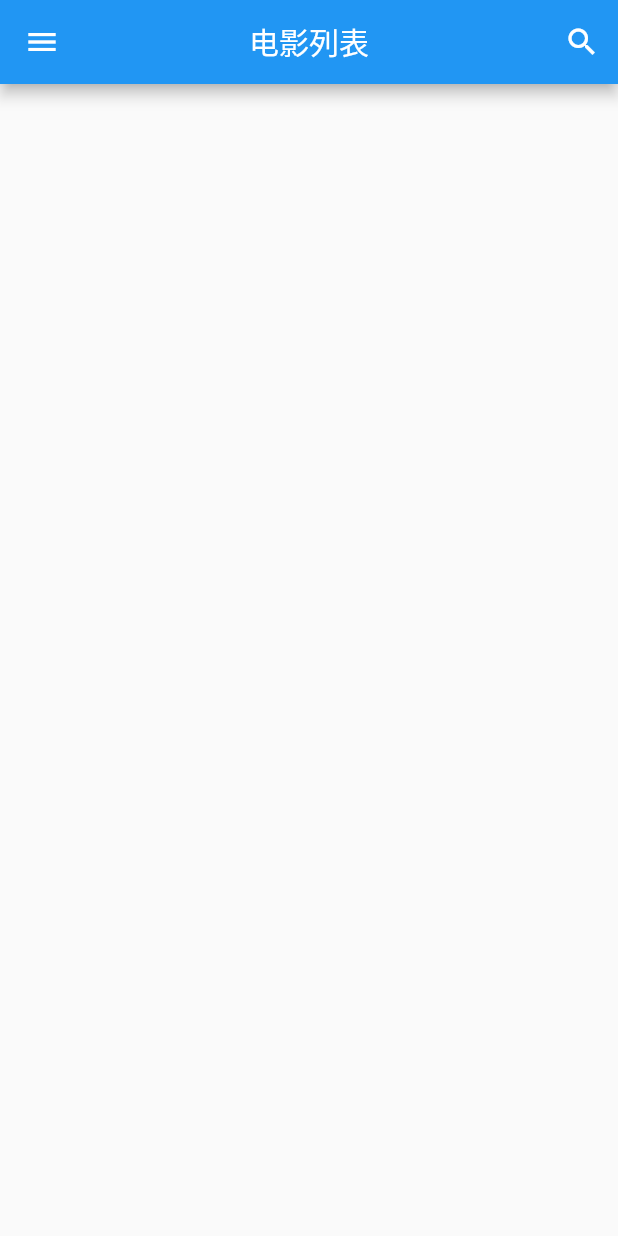
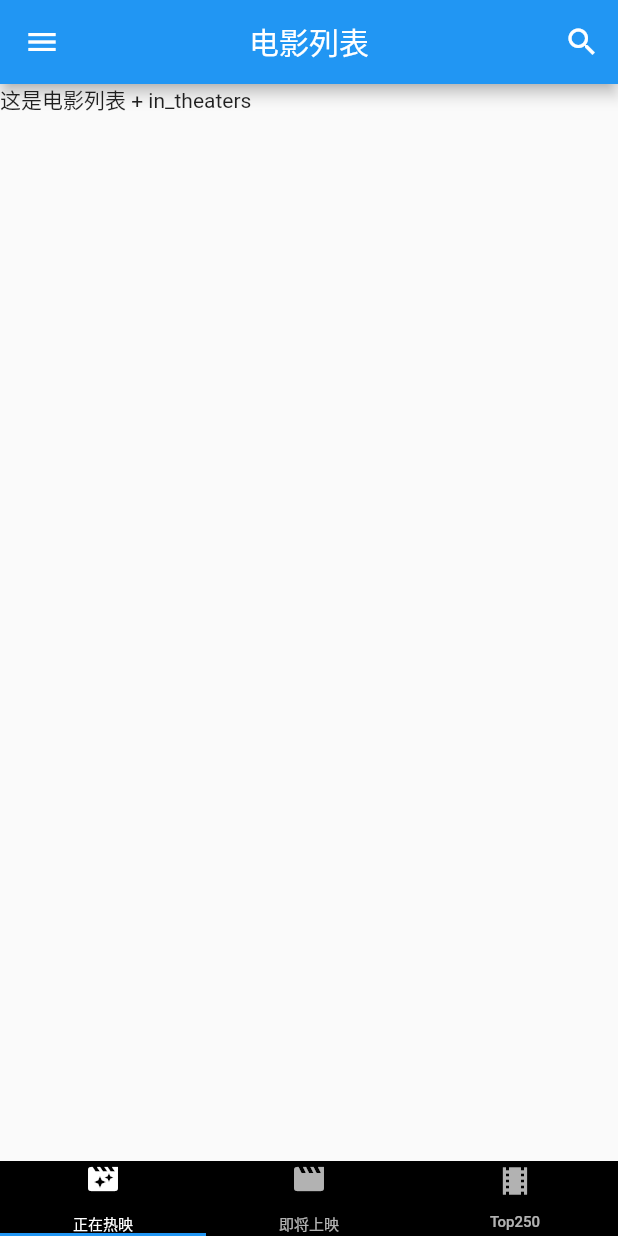
Before and after one commit to icookingcode/practice2, a Flutter app: the screen it shows after launch, on a phone screen of 412 x 824 dp. Run offline on Flutter 3.47's test engine with Material 2 defaults, Android fonts, the phone set to English and light mode, and no system bars.

Commit message:
定义电影列表小部件

```diff
--- a/lib/main.dart
+++ b/lib/main.dart
@@ -1,4 +1,5 @@
 import 'package:flutter/material.dart';
+import 'movie/movie_list.dart';
 
 void main() => runApp(MyApp());
 
@@ -27,7 +28,9 @@ class MyHomePage extends StatefulWidget {
 class _MyHomePageState extends State<MyHomePage> {
   @override
   Widget build(BuildContext context) {
-    return Scaffold(
+    return DefaultTabController(
+      length: 3,
+      child: Scaffold(
         appBar: AppBar(
           title: Text(widget.title),
           centerTitle: true,
@@ -37,12 +40,6 @@ class _MyHomePageState extends State<MyHomePage> {
               onPressed: () {},
             ),
           ],
-      ),
-      body: Center(
-        child: Column(
-          mainAxisAlignment: MainAxisAlignment.center,
-          children: <Widget>[],
-        ),
         ),
         drawer: Drawer(
           child: ListView(
@@ -85,6 +82,34 @@ class _MyHomePageState extends State<MyHomePage> {
             ],
           ),
         ),
+        bottomNavigationBar: Container(
+          decoration: BoxDecoration(color: Colors.black),
+          height: 50,
+          child: TabBar(
+            indicatorWeight: 2,
+            labelStyle: TextStyle(height: 0,fontSize: 10),
+            tabs: [
+              Tab(
+                icon: Icon(Icons.movie_filter),
+                text: '正在热映',
+              ),
+              Tab(
+                icon: Icon(Icons.movie_creation),
+                text: '即将上映',
+              ),
+              Tab(
+                icon: Icon(Icons.local_movies),
+                text: 'Top250',
+              ),
+            ],
+          ),
+        ),
+        body: TabBarView(children: [
+          MovieList(type: 'in_theaters',),
+          MovieList(type: 'coming_soon',),
+          MovieList(type: 'top250',),
+        ]),
+      ),
     );
   }
 }
--- /dev/null
+++ b/lib/movie/movie_list.dart
@@ -0,0 +1,15 @@
+import 'package:flutter/material.dart';
+class MovieList extends StatefulWidget {
+  ///in_theaters :正在热映  coming_soon:即将上映 top250 ： Top250
+  final String type;
+  MovieList({Key key,@required this.type}):super(key:key);
+  @override
+  _MovieListState createState() => _MovieListState();
+}
+
+class _MovieListState extends State<MovieList> {
+  @override
+  Widget build(BuildContext context) {
+    return Text('这是电影列表 + ${widget.type}');
+  }
+}
```
Also changed, not shown: 1 other file. Lines whose indentation alone changed are shown as unchanged.
